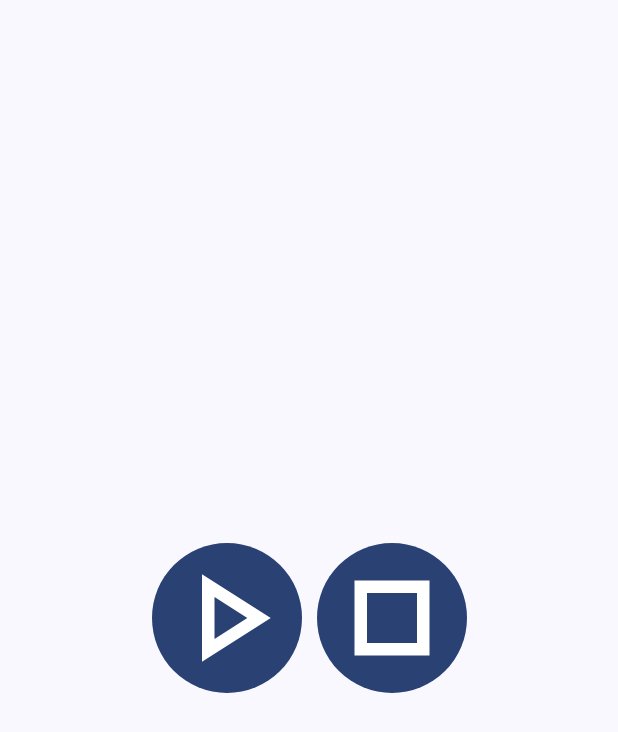
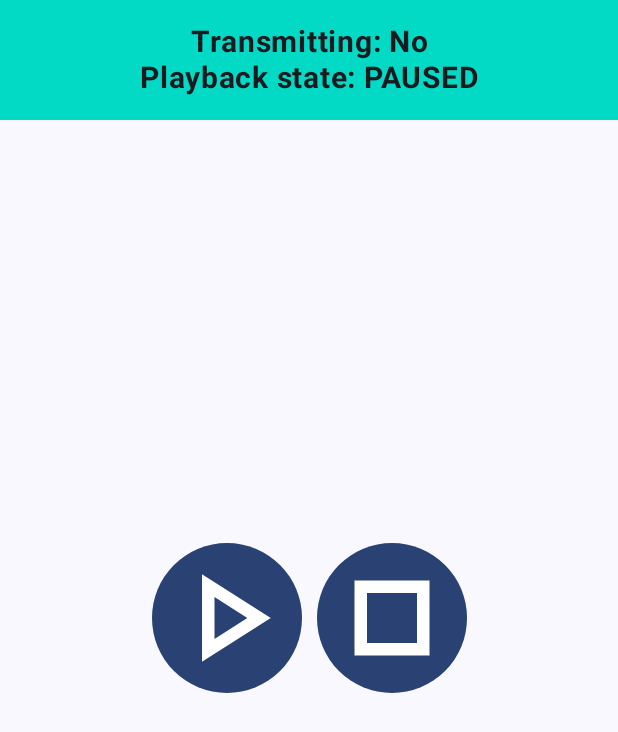
Before and after one commit to AndreasNasman/walkbase-ibeacon, an Android app built with Jetpack Compose: the screen it shows after launch (MainActivity), after a tap on "Pause button", on a phone screen of 412 x 824 dp. Shown: the top 732 px of the screen. Run offline under Robolectric (Android 15) with nearby library versions, the phone set to English and light mode, and no system bars; 2 statements that could not run were skipped; 1 other tap on this screen came first.

Commit message:
Add play, pause, resume and stop functions

```diff
--- a/app/src/main/java/com/walkbase/ibeacon/MainActivity.kt
+++ b/app/src/main/java/com/walkbase/ibeacon/MainActivity.kt
@@ -7,28 +7,38 @@ import androidx.activity.ComponentActivity
 import androidx.activity.compose.setContent
 import androidx.activity.enableEdgeToEdge
 import androidx.activity.result.contract.ActivityResultContracts
+import androidx.compose.foundation.background
 import androidx.compose.foundation.layout.Arrangement
+import androidx.compose.foundation.layout.Box
 import androidx.compose.foundation.layout.Row
 import androidx.compose.foundation.layout.Spacer
 import androidx.compose.foundation.layout.fillMaxSize
+import androidx.compose.foundation.layout.fillMaxWidth
 import androidx.compose.foundation.layout.padding
 import androidx.compose.foundation.layout.size
 import androidx.compose.foundation.layout.width
+import androidx.compose.foundation.layout.wrapContentHeight
 import androidx.compose.material3.FilledIconButton
 import androidx.compose.material3.Icon
 import androidx.compose.material3.Scaffold
+import androidx.compose.material3.Text
 import androidx.compose.runtime.Composable
 import androidx.compose.runtime.mutableStateOf
 import androidx.compose.ui.Alignment
 import androidx.compose.ui.Modifier
+import androidx.compose.ui.res.colorResource
 import androidx.compose.ui.res.painterResource
+import androidx.compose.ui.text.font.FontWeight
+import androidx.compose.ui.text.style.TextAlign
 import androidx.compose.ui.tooling.preview.Preview
 import androidx.compose.ui.unit.dp
+import androidx.compose.ui.unit.sp
 import com.walkbase.ibeacon.sdk.IBeacon
 import com.walkbase.ibeacon.ui.theme.IBeaconTheme
 
 class MainActivity : ComponentActivity() {
     private var playbackState = mutableStateOf(PlaybackState.STOPPED)
+    private lateinit var iBeacon: IBeacon
 
     override fun onCreate(savedInstanceState: Bundle?) {
         super.onCreate(savedInstanceState)
@@ -59,19 +69,26 @@ class MainActivity : ComponentActivity() {
                 // Manifest.permission.ACCESS_BACKGROUND_LOCATION,
             )
         )
+
+        iBeacon = IBeacon(context = this, uuid = "856E3AB6-5EA8-45EB-9813-676BB29C4316")
     }
 
     private val handlePauseButtonClick: () -> Unit = {
-        // TODO: Implement
+        iBeacon.pauseBeaconTransmission()
         playbackState.value = PlaybackState.PAUSED
     }
 
     private val handlePlayButtonClick: () -> Unit = {
+        if (playbackState.value == PlaybackState.PAUSED) {
+            iBeacon.resumeBeaconTransmission()
+        } else if (playbackState.value == PlaybackState.STOPPED) {
+            iBeacon.startBeaconTransmission()
+        }
         playbackState.value = PlaybackState.PLAYING
     }
 
     private val handleStopButtonClick: () -> Unit = {
-        // TODO: Implement
+        iBeacon.stopBeaconTransmission()
         playbackState.value = PlaybackState.STOPPED
     }
 
@@ -104,10 +121,22 @@ fun DemoApp(
     playbackState: PlaybackState,
     modifier: Modifier = Modifier
 ) {
+    Box(modifier = modifier) {
+        Text(
+            fontSize = 20.sp,
+            fontWeight = FontWeight.Bold,
+            text = "Transmitting: ${if (playbackState == PlaybackState.PLAYING) "Yes" else "No"}\nPlayback state: $playbackState",
+            textAlign = TextAlign.Center,
+            modifier = Modifier
+                .background(color = colorResource(R.color.teal_200))
+                .fillMaxWidth()
+                .size(80.dp)
+                .wrapContentHeight(align = Alignment.CenterVertically)
+        )
         Row(
             horizontalArrangement = Arrangement.Center,
             verticalAlignment = Alignment.CenterVertically,
-        modifier = modifier.fillMaxSize()
+            modifier = Modifier.fillMaxSize()
         ) {
             if (playbackState == PlaybackState.STOPPED || playbackState == PlaybackState.PAUSED) {
                 FilledIconButton(onClick = onPlayButtonClick, modifier = Modifier.size(100.dp)) {
@@ -141,6 +170,7 @@ fun DemoApp(
             }
         }
     }
+}
 
 @Preview(showBackground = true)
 @Composable
```
Also changed, not shown: app/src/main/java/com/walkbase/ibeacon/sdk/IBeacon.kt (+17 -3 lines). Lines whose indentation alone changed are shown as unchanged.
